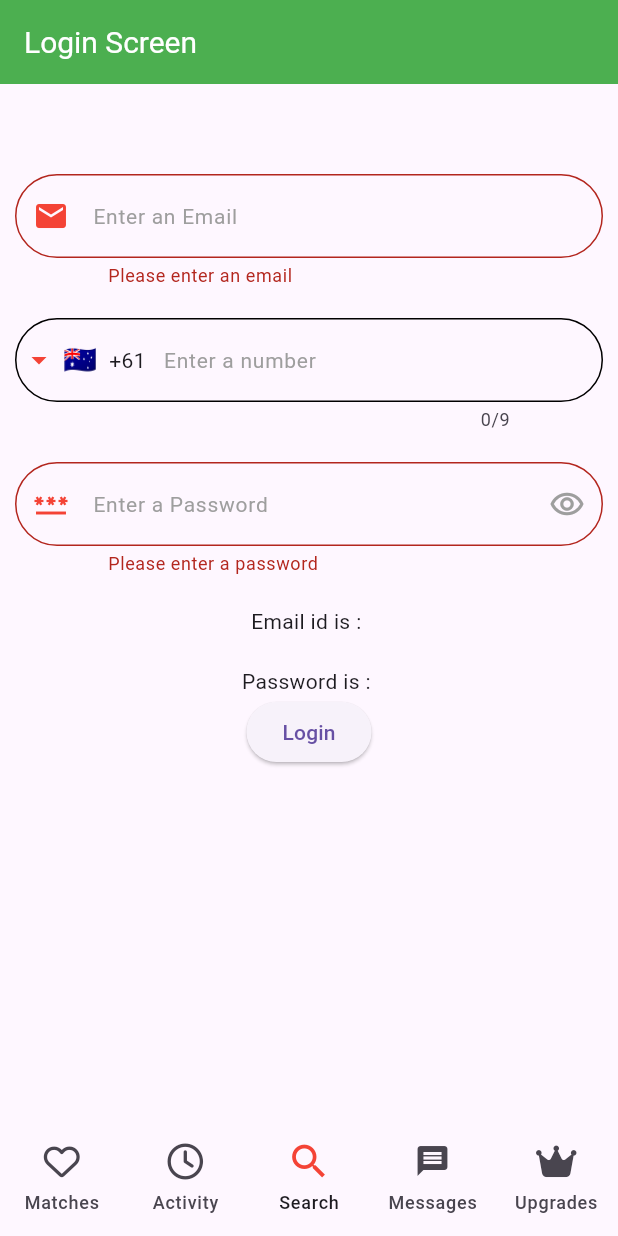
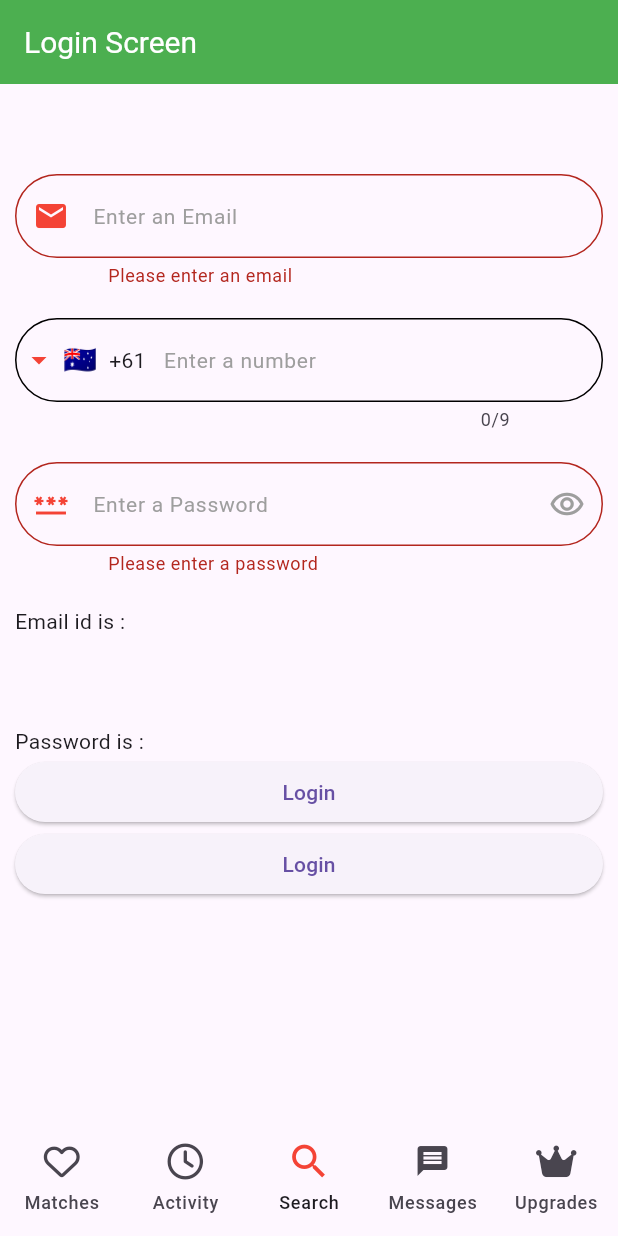
Before and after one commit to devatulparmar/nov24batch5pm, a Flutter app: the screen it shows after launch, item 3 of the bottom bar chosen, after a tap on "Login", on a phone screen of 412 x 824 dp. Run offline on Flutter 3.47's test engine with Material 3 defaults, Android fonts, the phone set to English and light mode, and no system bars; drawn by our look-alikes of intl_phone_field; our stand-ins replace cached_network_image, font_awesome_flutter, image_picker, shared_preferences.

```diff
--- a/lib/login_screen.dart
+++ b/lib/login_screen.dart
@@ -1,7 +1,10 @@
+import 'dart:convert';
+
 import 'package:flutter/material.dart';
 import 'package:intl_phone_field/intl_phone_field.dart';
 import 'package:nov24batch5pm/utils/constants.dart';
 import 'package:shared_preferences/shared_preferences.dart';
+import 'package:http/http.dart' as http;
 
 class LoginScreen extends StatefulWidget {
   const LoginScreen({super.key});
@@ -15,11 +18,88 @@ class _LoginScreenState extends State<LoginScreen> {
   TextEditingController emailController = TextEditingController();
   TextEditingController passwordController = TextEditingController();
   GlobalKey<FormState> formKey = GlobalKey<FormState>();
+  bool isLoading = false;
 
   late SharedPreferences _preferences;
 
   void _initSharedPreferences() async {
     _preferences = await SharedPreferences.getInstance();
+  }
+
+  Future _loginAPI() async {
+    setState(() {
+      isLoading = true;
+    });
+    http.Response response = await http.post(
+      Uri.parse("https://reqres.in/api/login"),
+      // headers: {
+      //   "Content-Type": "application/json",
+      // },
+      body: {
+        "email": emailController.text,
+        "password": passwordController.text,
+      },
+    );
+    var jsonValue = jsonDecode(response.body);
+    if (response.statusCode == 200) {
+      setState(() {
+        isLoading = false;
+      });
+      _preferences.setString("token", jsonValue['token']);
+      _preferences.setBool(prefIsLogin, true);
+      _preferences.setString(prefName, "AD52344SD32");
+      _preferences.setInt(prefAge, 28);
+      _preferences.setDouble(prefHeight, 5.10);
+      _preferences.setStringList(prefEducation, ["MCA", "BCA"]);
+
+      ScaffoldMessenger.of(mainKey.currentContext!).showSnackBar(
+        SnackBar(
+          content: const Text('Login Success.'),
+          backgroundColor: Colors.green,
+          padding: const EdgeInsets.all(10),
+          elevation: 10,
+          shape: RoundedRectangleBorder(
+            borderRadius: BorderRadius.circular(35),
+          ),
+          duration: const Duration(seconds: 15),
+          behavior: SnackBarBehavior.floating,
+          // margin: const EdgeInsets.all(20),
+          // showCloseIcon: true,
+          // closeIconColor: Colors.red,
+          action: SnackBarAction(
+            onPressed: () {},
+            label: "Close",
+            textColor: Colors.white,
+          ),
+          // width: 200,
+        ),
+      );
+
+      Navigator.pushNamedAndRemoveUntil(mainKey.currentContext!, "/", (Route r) => false);
+    } else {
+      setState(() {
+        isLoading = false;
+      });
+      ScaffoldMessenger.of(mainKey.currentContext!).showSnackBar(
+        SnackBar(
+          content: Text('${jsonValue['error']}'),
+          backgroundColor: Colors.red,
+          padding: const EdgeInsets.all(10),
+          elevation: 10,
+          shape: RoundedRectangleBorder(
+            borderRadius: BorderRadius.circular(35),
+          ),
+          duration: const Duration(seconds: 10),
+          behavior: SnackBarBehavior.floating,
+          action: SnackBarAction(
+            onPressed: () {},
+            label: "Close",
+            textColor: Colors.white,
+          ),
+          // width: 200,
+        ),
+      );
+    }
   }
 
   @override
@@ -34,11 +114,13 @@ class _LoginScreenState extends State<LoginScreen> {
       appBar: AppBar(
         title: const Text('Login Screen'),
       ),
-      body: Padding(
+      body: Stack(
+        children: [
+          Padding(
             padding: const EdgeInsets.all(10),
             child: Form(
               key: formKey,
-          child: Column(
+              child: ListView(
                 children: [
                   // const SizedBox(height: 50),
                   // TextField(
@@ -438,7 +520,8 @@ class _LoginScreenState extends State<LoginScreen> {
                         return "Should contain at least one lower case";
                       } else if (!RegExp(r'^(?=.*?[0-9])').hasMatch(value)) {
                         return "Should contain at least one digit";
-                  } else if (!RegExp(r'^(?=.*?[!@#\$&*~])').hasMatch(value)) {
+                      } else if (!RegExp(r'^(?=.*?[!@#\$&*~])')
+                          .hasMatch(value)) {
                         return "Should contain at least one Special character";
                       } else if (!RegExp(r'^.{6,}').hasMatch(value)) {
                         return "Must be at least 6 characters in length.";
@@ -517,53 +600,62 @@ class _LoginScreenState extends State<LoginScreen> {
                   ),
                   const SizedBox(height: 20),
                   Text('Email id is : ${emailController.text}'),
-              const SizedBox(height: 20),
+                  const SizedBox(height: 60),
                   Text('Password is : ${passwordController.text}'),
                   ElevatedButton(
                     onPressed: () {
-                  bool isValidateCompleted = formKey.currentState!.validate();
+                      bool isValidateCompleted =
+                          formKey.currentState!.validate();
                       if (isValidateCompleted) {
-                    ScaffoldMessenger.of(context).showSnackBar(
-                      SnackBar(
-                        content: const Text('Login Success.'),
-                        backgroundColor: Colors.green,
-                        padding: const EdgeInsets.all(10),
-                        elevation: 10,
-                        shape: RoundedRectangleBorder(
-                          borderRadius: BorderRadius.circular(35),
-                        ),
-                        duration: const Duration(seconds: 15),
-                        behavior: SnackBarBehavior.floating,
-                        // margin: const EdgeInsets.all(20),
-                        // showCloseIcon: true,
-                        // closeIconColor: Colors.red,
-                        action: SnackBarAction(
-                          onPressed: () {},
-                          label: "Close",
-                          textColor: Colors.white,
-                        ),
-                        // width: 200,
-                      ),
-                    );
-
-                    _preferences.setBool(prefIsLogin, true);
-                    _preferences.setString(prefName, "AD52344SD32");
-                    _preferences.setInt(prefAge, 28);
-                    _preferences.setDouble(prefHeight, 5.10);
-                    _preferences.setStringList(prefEducation, ["MCA","BCA"]);
-
-                    Navigator.pushNamedAndRemoveUntil(
-                        context, "/", (Route r) => false);
+                        _loginAPI();
                       } else {
                         print('Validation failed');
                       }
                     },
                     child: const Text('Login'),
                   ),
+                  ElevatedButton(
+                    onPressed: () {
+                      if (formKey.currentState!.validate() == true) {
+                        _loginAPI();
+                      } else {
+                        print('Validation failed');
+                      }
+                    },
+                    child: isLoading
+                        ? const Padding(
+                          padding: EdgeInsets.all(10),
+                          child: Center(
+                              child: SizedBox(
+                                height: 25,
+                                width: 25,
+                                child: CircularProgressIndicator(
+                                  color: Colors.red,
+                                  strokeWidth: 3,
+                                ),
+                              ),
+                            ),
+                        )
+                        : const Text('Login'),
+                  ),
                 ],
               ),
             ),
           ),
+          Visibility(
+            visible: isLoading,
+            child: Container(
+              height: MediaQuery.of(context).size.height,
+              color: Colors.black26,
+              // child: const Center(
+              //   child: CircularProgressIndicator(
+              //     color: Colors.red,
+              //   ),
+              // ),
+            ),
+          ),
+        ],
+      ),
     );
   }
 }
--- a/lib/main.dart
+++ b/lib/main.dart
@@ -1,4 +1,5 @@
 import 'package:flutter/material.dart';
+import 'package:nov24batch5pm/utils/constants.dart';
 import 'package:nov24batch5pm/utils/route.dart';
 
 void main() {
@@ -13,6 +14,7 @@ class App extends StatelessWidget {
     return MaterialApp(
       title: 'main',
       debugShowCheckedModeBanner: false,
+      navigatorKey: mainKey,
       theme: ThemeData(
           floatingActionButtonTheme: const FloatingActionButtonThemeData(
             backgroundColor: Colors.red,
--- a/lib/utils/constants.dart
+++ b/lib/utils/constants.dart
@@ -1,3 +1,5 @@
+
+import 'package:flutter/cupertino.dart';
 
 const String img1 = "atul/image1.jpg";
 const String img2 = "atul/image2.jpg";
@@ -19,3 +21,5 @@ const String prefName = 'prefName';
 const String prefAge = 'prefAge';
 const String prefHeight = 'prefHeight';
 const String prefEducation = 'prefEducation';
+
+GlobalKey<NavigatorState> mainKey = GlobalKey<NavigatorState>();
```
Lines whose indentation alone changed are shown as unchanged.
